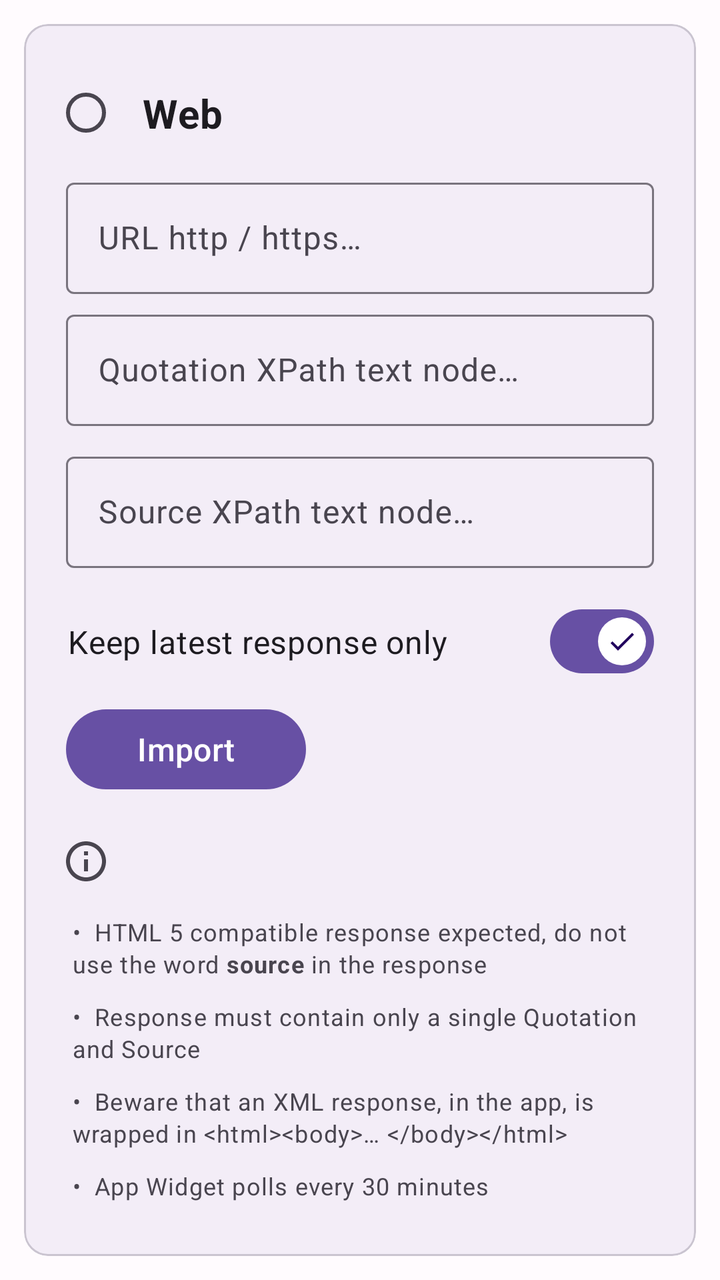
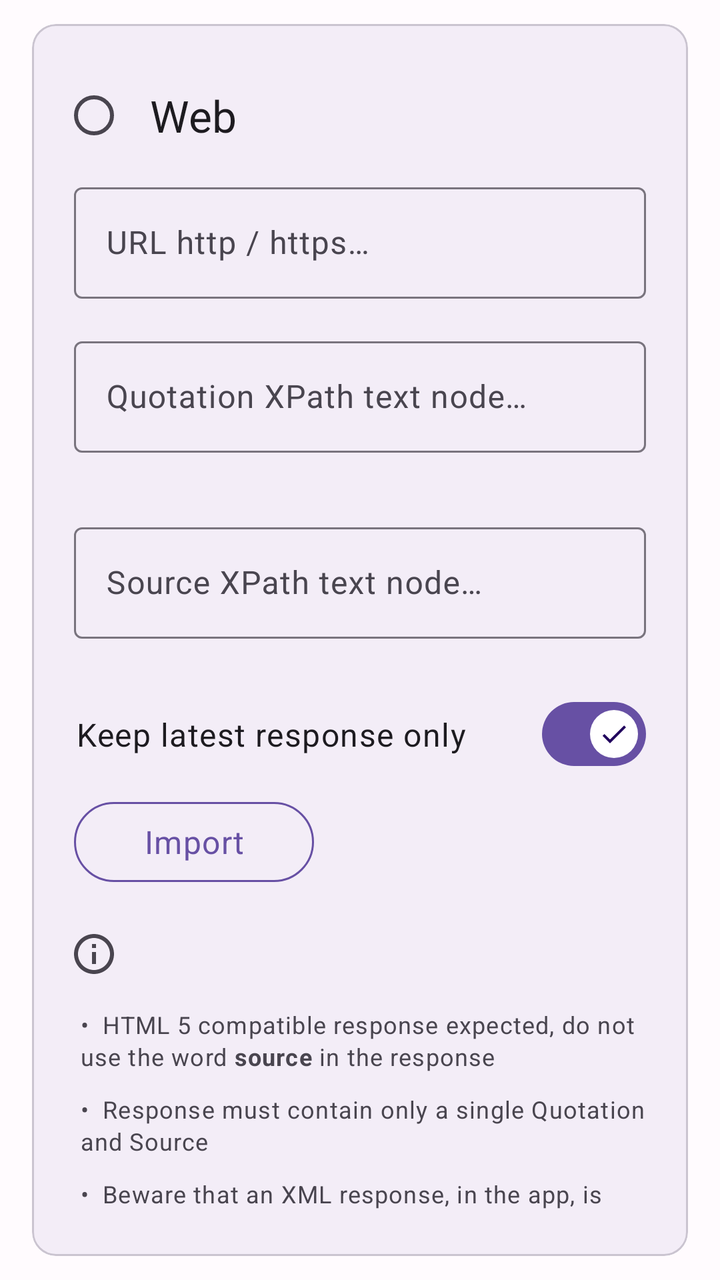

Compare the two renders of this Android layout. The source of the first and the diff that turns it into the second are given below.
<!-- AndroidManifest.xml: application theme AppTheme -->
<!-- res/layout/fragment_quotations_tab_database_tab_web.xml -->
<?xml version="1.0" encoding="utf-8"?>
<LinearLayout xmlns:android="http://schemas.android.com/apk/res/android"
    xmlns:app="http://schemas.android.com/apk/res-auto"
    android:id="@+id/fragmentDatabaseTabWeb"
    android:layout_width="match_parent"
    android:layout_height="match_parent"
    android:layout_weight="1"
    android:descendantFocusability="beforeDescendants"
    android:focusableInTouchMode="true"
    android:orientation="vertical"
    android:paddingStart="0dp"
    android:paddingEnd="0dp"
    android:theme="@style/AppTheme">

    <com.google.android.material.card.MaterialCardView
        android:id="@+id/cardViewDatabaseExternal"
        android:layout_width="match_parent"
        android:layout_height="wrap_content"
        android:layout_marginHorizontal="12dp"
        android:layout_marginTop="12dp"
        android:layout_marginBottom="12dp"
        app:cardBackgroundColor="?attr/colorSurfaceContainer"
        app:cardCornerRadius="12dp"
        app:cardElevation="0dp"
        app:cardPreventCornerOverlap="true"
        app:cardUseCompatPadding="false"
        app:contentPadding="3dp">

        <LinearLayout
            android:layout_width="match_parent"
            android:layout_height="wrap_content"
            android:orientation="vertical"
            android:padding="12dp">

            <RadioButton
                android:id="@+id/radio_button_database_external_web"
                android:layout_width="match_parent"
                android:layout_height="wrap_content"
                android:checked="false"
                android:enabled="true"
                android:paddingVertical="16dp"
                android:paddingStart="12dp"
                android:paddingEnd="0dp"
                android:text="@string/fragment_quotations_database_scrape_web_page"
                android:textSize="20sp"
                android:textStyle="bold" />

            <LinearLayout
                android:layout_width="match_parent"
                android:layout_height="match_parent"
                android:orientation="horizontal"
                android:paddingStart="6dp"
                android:paddingEnd="6dp">

                <com.google.android.material.textfield.TextInputLayout
                    android:id="@+id/editTextUrlLayout"
                    style="@style/Widget.Material3.TextInputLayout.OutlinedBox"
                    android:layout_width="match_parent"
                    android:layout_height="wrap_content"
                    android:hint="@string/fragment_quotations_database_scrape_url_hint"
                    app:endIconMode="clear_text">

                    <com.google.android.material.textfield.TextInputEditText
                        android:id="@+id/editTextUrl"
                        android:layout_width="match_parent"
                        android:layout_height="wrap_content"
                        android:layout_weight="1"
                        android:inputType="textNoSuggestions"
                        android:maxLength="150" />

                </com.google.android.material.textfield.TextInputLayout>

            </LinearLayout>

            <LinearLayout
                android:layout_width="match_parent"
                android:layout_height="match_parent"
                android:orientation="horizontal"
                android:paddingVertical="5dp"
                android:paddingStart="6dp"
                android:paddingEnd="6dp">

                <com.google.android.material.textfield.TextInputLayout
                    android:id="@+id/editTextXpathQuotationLayout"
                    style="@style/Widget.Material3.TextInputLayout.OutlinedBox"
                    android:layout_width="match_parent"
                    android:layout_height="wrap_content"
                    android:hint="@string/fragment_quotations_database_scrape_quote_quotation_hint"
                    app:endIconMode="clear_text">

                    <com.google.android.material.textfield.TextInputEditText
                        android:id="@+id/editTextXpathQuotation"
                        android:layout_width="match_parent"
                        android:layout_height="wrap_content"
                        android:layout_weight="1"
                        android:inputType="textNoSuggestions"
                        android:maxLength="150" />

                </com.google.android.material.textfield.TextInputLayout>

            </LinearLayout>

            <LinearLayout
                android:layout_width="match_parent"
                android:layout_height="match_parent"
                android:orientation="horizontal"
                android:paddingVertical="5dp"
                android:paddingStart="6dp"
                android:paddingEnd="6dp">

                <com.google.android.material.textfield.TextInputLayout
                    android:id="@+id/editTextXpathSourceLayout"
                    style="@style/Widget.Material3.TextInputLayout.OutlinedBox"
                    android:layout_width="match_parent"
                    android:layout_height="wrap_content"
                    android:hint="@string/fragment_quotations_database_scrape_quote_source_hint"
                    app:endIconMode="clear_text">

                    <com.google.android.material.textfield.TextInputEditText
                        android:id="@+id/editTextXpathSource"
                        android:layout_width="match_parent"
                        android:layout_height="wrap_content"
                        android:layout_weight="1"
                        android:inputType="textNoSuggestions"
                        android:maxLength="150" />

                </com.google.android.material.textfield.TextInputLayout>

            </LinearLayout>

            <LinearLayout
                android:layout_width="match_parent"
                android:layout_height="wrap_content"
                android:orientation="vertical"
                android:paddingStart="0dp"
                android:paddingTop="5dp"
                android:paddingEnd="6dp"
                android:paddingBottom="0dp">

                <com.google.android.material.materialswitch.MaterialSwitch
                    android:id="@+id/switchKeepLatestResponseOnly"
                    android:layout_width="match_parent"
                    android:layout_height="wrap_content"
                    android:layout_weight="1"
                    android:checked="true"
                    android:paddingVertical="16dp"
                    android:paddingStart="7dp"
                    android:paddingEnd="0dp"
                    android:text="@string/fragment_quotations_database_scrape_erase"
                    android:textSize="16sp" />
            </LinearLayout>

            <LinearLayout
                android:layout_width="match_parent"
                android:layout_height="wrap_content"
                android:layout_marginStart="0dp"
                android:orientation="horizontal"
                android:paddingStart="6dp"
                android:paddingTop="3dp"
                android:paddingEnd="0dp"
                android:paddingBottom="10dp">

                <Button
                    android:id="@+id/buttonImportWebPage"
                    android:layout_width="120dp"
                    android:layout_height="48dp"
                    android:text="@string/fragment_quotations_database_button_import"
                    android:textColor="@android:color/white"
                    android:textSize="16sp"
                    app:strokeColor="?attr/colorPrimary" />

            </LinearLayout>

            <LinearLayout
                android:layout_width="match_parent"
                android:layout_height="wrap_content"
                android:orientation="vertical">

                <TextView
                    android:id="@+id/textViewInformationWebInfo"
                    android:layout_width="match_parent"
                    android:layout_height="wrap_content"
                    android:paddingStart="4dp"
                    android:paddingTop="10dp"
                    android:paddingEnd="0dp"
                    android:paddingBottom="10dp"
                    android:text="@string/fragment_quotations_database_scrape_info"
                    app:drawableStartCompat="@drawable/ic_info_24" />

                <TextView
                    android:id="@+id/textViewInformationWeb1"
                    android:layout_width="match_parent"
                    android:layout_height="wrap_content"
                    android:paddingStart="9dp"
                    android:paddingTop="5dp"
                    android:paddingEnd="6dp"
                    android:paddingBottom="5dp"
                    android:text="@string/fragment_quotations_database_scrape_1"
                    android:textAppearance="?attr/textAppearanceBodySmall" />

                <TextView
                    android:id="@+id/textViewInformationWeb2"
                    android:layout_width="match_parent"
                    android:layout_height="wrap_content"
                    android:paddingStart="9dp"
                    android:paddingTop="5dp"
                    android:paddingEnd="6dp"
                    android:paddingBottom="5dp"
                    android:text="@string/fragment_quotations_database_scrape_2"
                    android:textAppearance="?attr/textAppearanceBodySmall" />

                <TextView
                    android:id="@+id/textViewInformationWeb3"
                    android:layout_width="match_parent"
                    android:layout_height="wrap_content"
                    android:paddingStart="9dp"
                    android:paddingTop="5dp"
                    android:paddingEnd="6dp"
                    android:paddingBottom="5dp"
                    android:text="@string/fragment_quotations_database_scrape_3"
                    android:textAppearance="?attr/textAppearanceBodySmall" />

                <TextView
                    android:id="@+id/textViewInformationWeb4"
                    android:layout_width="match_parent"
                    android:layout_height="wrap_content"
                    android:paddingStart="9dp"
                    android:paddingTop="5dp"
                    android:paddingEnd="0dp"
                    android:paddingBottom="5dp"
                    android:text="@string/fragment_quotations_database_scrape_4"
                    android:textAppearance="?attr/textAppearanceBodySmall" />

                <TextView
                    android:id="@+id/textViewInformationWeb5"
                    android:layout_width="match_parent"
                    android:layout_height="wrap_content"
                    android:paddingStart="9dp"
                    android:paddingTop="5dp"
                    android:paddingEnd="0dp"
                    android:paddingBottom="10dp"
                    android:text="@string/fragment_quotations_database_scrape_5"
                    android:textAppearance="?attr/textAppearanceBodySmall" />
            </LinearLayout>

        </LinearLayout>

    </com.google.android.material.card.MaterialCardView>

</LinearLayout>
<!-- resources referenced by this layout -->
<resources>
  <string name="fragment_quotations_database_button_import">Import</string>
  <string name="fragment_quotations_database_scrape_1">\u2022  HTML 5 compatible response expected, do not use the word <b>source</b> in the response</string>
  <string name="fragment_quotations_database_scrape_2">\u2022  Response must contain only a single Quotation and Source</string>
  <string name="fragment_quotations_database_scrape_3">\u2022  Beware that an XML response, in the app, is wrapped in &lt;html&gt;&lt;body&gt;… &lt;/body&gt;&lt;/html&gt;</string>
  <string name="fragment_quotations_database_scrape_4">\u2022  App Widget polls every 30 minutes</string>
  <string name="fragment_quotations_database_scrape_5">\u2022  Raise GitHub Issue if in doubt</string>
  <string name="fragment_quotations_database_scrape_erase">Keep latest response only</string>
  <string name="fragment_quotations_database_scrape_info" />
  <string name="fragment_quotations_database_scrape_quote_quotation_hint" tools:ignore="TypographyEllipsis">Quotation XPath text node…</string>
  <string name="fragment_quotations_database_scrape_quote_source_hint" tools:ignore="TypographyEllipsis">Source XPath text node…</string>
  <string name="fragment_quotations_database_scrape_url_hint" tools:ignore="TypographyEllipsis">URL http / https…</string>
  <string name="fragment_quotations_database_scrape_web_page">Web</string>
  <color name="material3_primary">#6750A4</color>
  <color name="material3_on_primary">#FFFFFF</color>
  <color name="material3_primary_container">#EADDFF</color>
  <color name="material3_on_primary_container">#21005D</color>
  <color name="material3_secondary">#625B71</color>
  <color name="material3_on_secondary">#FFFFFF</color>
  <color name="material3_secondary_container">#E8DEF8</color>
  <color name="material3_on_secondary_container">#1D192B</color>
  <color name="material3_tertiary">#7D5260</color>
  <color name="material3_on_tertiary">#FFFFFF</color>
  <color name="material3_tertiary_container">#FFD8E4</color>
  <color name="material3_on_tertiary_container">#31111D</color>
  <color name="material3_error">#B3261E</color>
  <color name="material3_on_error">#FFFFFF</color>
  <color name="material3_error_container">#F9DEDC</color>
  <color name="material3_on_error_container">#410E0B</color>
  <color name="material3_background">#FFFBFE</color>
  <color name="material3_on_background">#1C1B1F</color>
  <color name="material3_surface">#FFFBFE</color>
  <color name="material3_on_surface">#1C1B1F</color>
  <color name="material3_surface_variant">#E7E0EB</color>
  <color name="material3_on_surface_variant">#49454F</color>
  <color name="material3_surface_container_lowest">#FFFFFF</color>
  <color name="material3_surface_container_low">#F7F2FA</color>
  <color name="material3_surface_container">#F3EDF7</color>
  <color name="material3_surface_container_high">#ECE6F0</color>
  <color name="material3_surface_container_highest">#E6E0E9</color>
  <color name="material3_outline">#79747E</color>
  <color name="material3_primary_variant">#3700B3</color>
  <style name="Widget.App.MaterialSwitch" parent="@style/Widget.Material3.CompoundButton.MaterialSwitch">
          <item name="thumbIcon">@drawable/switch_thumb_icon</item>
      </style>
  <!-- drawable switch_thumb_icon (drawable) -->
  <?xml version="1.0" encoding="utf-8"?>
  <selector xmlns:android="http://schemas.android.com/apk/res/android">
      <item android:drawable="@drawable/ic_check_24" android:state_checked="true" />
      <item android:drawable="@android:color/transparent" android:state_checked="false" />
  </selector>
  <!-- drawable ic_check_24 (drawable) -->
  <vector xmlns:android="http://schemas.android.com/apk/res/android"
      android:width="24dp"
      android:height="24dp"
      android:viewportWidth="24"
      android:viewportHeight="24">
      <path
          android:fillColor="@android:color/white"
          android:pathData="M9,16.17L4.83,12l-1.42,1.41L9,19 21,7l-1.41,-1.41z" />
  </vector>
  <!-- unchanged entries left out for length: 2 -->
</resources>

<!-- the commit's change to res/layout/fragment_quotations_tab_database_tab_web.xml (unified diff, before → after) -->
@@ -16,7 +16,7 @@
         android:id="@+id/cardViewDatabaseExternal"
         android:layout_width="match_parent"
         android:layout_height="wrap_content"
-        android:layout_marginHorizontal="12dp"
+        android:layout_marginHorizontal="16dp"
         android:layout_marginTop="12dp"
         android:layout_marginBottom="12dp"
         app:cardBackgroundColor="?attr/colorSurfaceContainer"
@@ -42,8 +42,7 @@
                 android:paddingStart="12dp"
                 android:paddingEnd="0dp"
                 android:text="@string/fragment_quotations_database_scrape_web_page"
-                android:textSize="20sp"
-                android:textStyle="bold" />
+                android:textAppearance="?attr/textAppearanceTitleLarge" />
 
             <LinearLayout
                 android:layout_width="match_parent"
@@ -76,7 +75,7 @@
                 android:layout_width="match_parent"
                 android:layout_height="match_parent"
                 android:orientation="horizontal"
-                android:paddingVertical="5dp"
+                android:paddingVertical="16dp"
                 android:paddingStart="6dp"
                 android:paddingEnd="6dp">
 
@@ -104,7 +103,7 @@
                 android:layout_width="match_parent"
                 android:layout_height="match_parent"
                 android:orientation="horizontal"
-                android:paddingVertical="5dp"
+                android:paddingVertical="16dp"
                 android:paddingStart="6dp"
                 android:paddingEnd="6dp">
 
@@ -147,7 +146,7 @@
                     android:paddingStart="7dp"
                     android:paddingEnd="0dp"
                     android:text="@string/fragment_quotations_database_scrape_erase"
-                    android:textSize="16sp" />
+                    android:textAppearance="?attr/textAppearanceBodyLarge" />
             </LinearLayout>
 
             <LinearLayout
@@ -160,13 +159,13 @@
                 android:paddingEnd="0dp"
                 android:paddingBottom="10dp">
 
-                <Button
+                <com.google.android.material.button.MaterialButton
                     android:id="@+id/buttonImportWebPage"
+                    style="@style/Widget.Material3.Button.OutlinedButton"
                     android:layout_width="120dp"
                     android:layout_height="48dp"
                     android:text="@string/fragment_quotations_database_button_import"
-                    android:textColor="@android:color/white"
-                    android:textSize="16sp"
+                    android:textAppearance="?attr/textAppearanceBodyLarge"
                     app:strokeColor="?attr/colorPrimary" />
 
             </LinearLayout>
